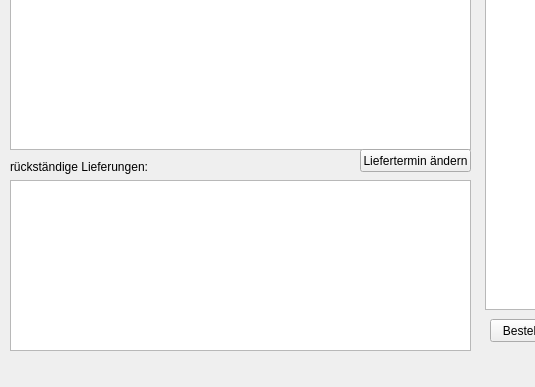
This is form_bestellung.ui in 15831944/CBrain as Qt 5 draws it before an edit; both pictures show x 0 to 535 and y 201 to 588 of the 781 by 588 pixel window. The edited form follows.
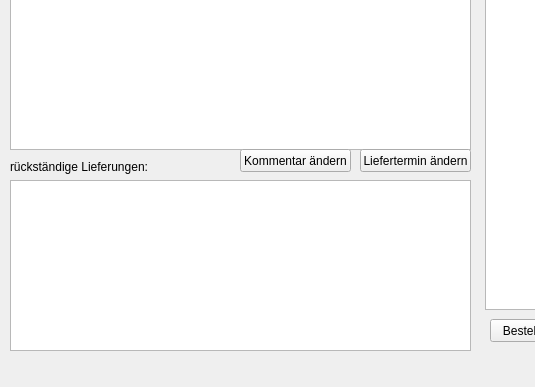
This is the edited form.

Commit message: modul bestellung kommentar anzeigen und ändern-dialog

```diff
--- a/form_bestellung.ui
+++ b/form_bestellung.ui
@@ -189,6 +189,19 @@
     </rect>
    </property>
   </widget>
+  <widget class="QPushButton" name="pushButton_change_kommentar">
+   <property name="geometry">
+    <rect>
+     <x>240</x>
+     <y>350</y>
+     <width>111</width>
+     <height>23</height>
+    </rect>
+   </property>
+   <property name="text">
+    <string>Kommentar ändern</string>
+   </property>
+  </widget>
  </widget>
  <resources/>
  <connections/>
```
The commit also changes 4 other files.
